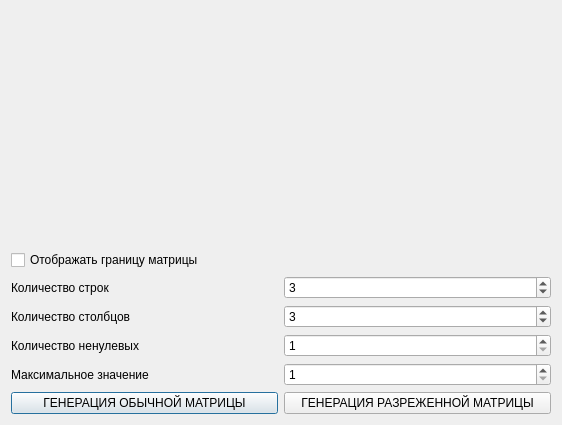
The window that dialog.ui (MrTrojan52/Design-Patterns-Lab2) describes before a commit, drawn with Qt 5.
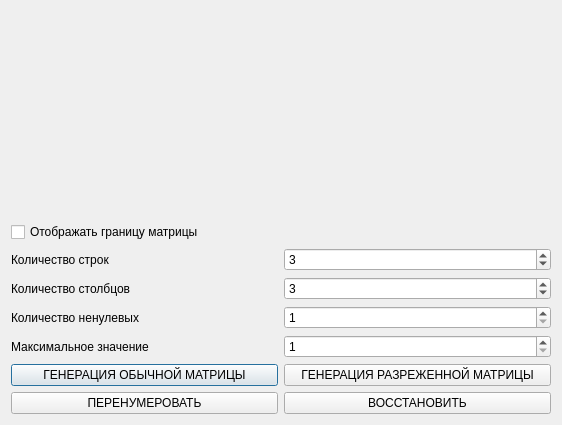
The same window after the commit. Custom widgets are drawn as their Qt base class.

Commit message: Added renumdecorator class

```diff
--- a/dialog.ui
+++ b/dialog.ui
@@ -118,6 +118,9 @@
        <property name="text">
         <string>ГЕНЕРАЦИЯ ОБЫЧНОЙ МАТРИЦЫ</string>
        </property>
+       <property name="autoDefault">
+        <bool>true</bool>
+       </property>
       </widget>
      </item>
      <item>
@@ -129,6 +132,30 @@
      </item>
     </layout>
    </item>
+   <item>
+    <layout class="QHBoxLayout" name="horizontalLayout_6">
+     <item>
+      <widget class="QPushButton" name="psbRenum">
+       <property name="text">
+        <string>ПЕРЕНУМЕРОВАТЬ</string>
+       </property>
+       <property name="checkable">
+        <bool>false</bool>
+       </property>
+       <property name="flat">
+        <bool>false</bool>
+       </property>
+      </widget>
+     </item>
+     <item>
+      <widget class="QPushButton" name="psbRestore">
+       <property name="text">
+        <string>ВОССТАНОВИТЬ</string>
+       </property>
+      </widget>
+     </item>
+    </layout>
+   </item>
   </layout>
  </widget>
  <layoutdefault spacing="6" margin="11"/>
```
The commit also changes 6 other files.
